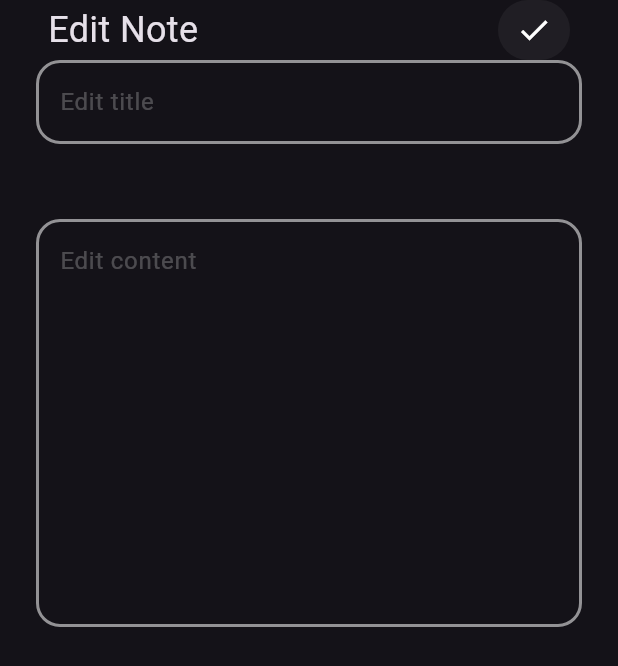
After one commit to MohammedAbdElfatah0/Notes-App, a Flutter app: the EditNotesView screen opened directly, on a phone screen of 412 x 824 dp. The commit adds this screen. Shown: the top 666 px of the screen. Run offline on Flutter 3.47's test engine with Material 3 defaults, Android fonts, the phone set to English and light mode, and no system bars.

Commit message:
add screen edit note

```diff
--- /dev/null
+++ b/note_app/lib/screen/edit_notes_view.dart
@@ -0,0 +1,34 @@
+import 'package:flutter/material.dart';
+import 'package:note_app/widget/custem_app_bar.dart';
+import 'package:note_app/widget/custem_text_field.dart';
+
+class EditNotesView extends StatelessWidget {
+  const EditNotesView({super.key});
+
+  @override
+  Widget build(BuildContext context) {
+    return const SafeArea(
+      child: Scaffold(
+        body: Padding(
+          padding: EdgeInsets.symmetric(horizontal: 24),
+          child: Column(
+            children: [
+              CustemAppbar(
+                icon: Icons.done,
+                title: 'Edit Note',
+              ),
+              CustemTextField(textHint: 'Edit title'),
+              SizedBox(
+                height: 50,
+              ),
+              CustemTextField(
+                textHint: 'Edit content',
+                maxLines: 10,
+              )
+            ],
+          ),
+        ),
+      ),
+    );
+  }
+}
--- a/note_app/lib/widget/custem_app_bar.dart
+++ b/note_app/lib/widget/custem_app_bar.dart
@@ -1,8 +1,9 @@
 import 'package:flutter/material.dart';
 
 class CustemAppbar extends StatelessWidget {
-  const CustemAppbar({super.key});
-
+  const CustemAppbar({super.key, required this.title, required this.icon});
+  final String title;
+  final IconData icon;
   @override
   Widget build(BuildContext context) {
     return Padding(
@@ -12,18 +13,18 @@ class CustemAppbar extends StatelessWidget {
         child: Row(
           children: [
             Text(
-              'Notes',
+              title,
               style: TextStyle(fontSize: 24),
             ),
-            Spacer(),
+            const Spacer(),
             Container(
               decoration: BoxDecoration(
                   color: Colors.white.withOpacity(0.05),
                   borderRadius: BorderRadius.circular(35)),
               child: IconButton(
                   onPressed: () {},
-                  icon: const Icon(
-                    Icons.search,
+                  icon: Icon(
+                    icon,
                     color: Colors.white,
                   )),
             )
--- a/note_app/lib/widget/custem_note_list_view.dart
+++ b/note_app/lib/widget/custem_note_list_view.dart
@@ -10,7 +10,7 @@ class CustemNoteListView extends StatelessWidget {
     return Padding(
       padding: const EdgeInsets.symmetric(vertical: 12.0),
       child: ListView.builder(
-          physics: BouncingScrollPhysics(
+          physics: const BouncingScrollPhysics(
               decelerationRate: ScrollDecelerationRate.fast),
           padding: EdgeInsets.zero,
           itemCount: 6,
```
Also changed, not shown: note_app/lib/screen/home_view.dart (+7 -5 lines), note_app/lib/widget/item_note.dart (+11 -3 lines).
